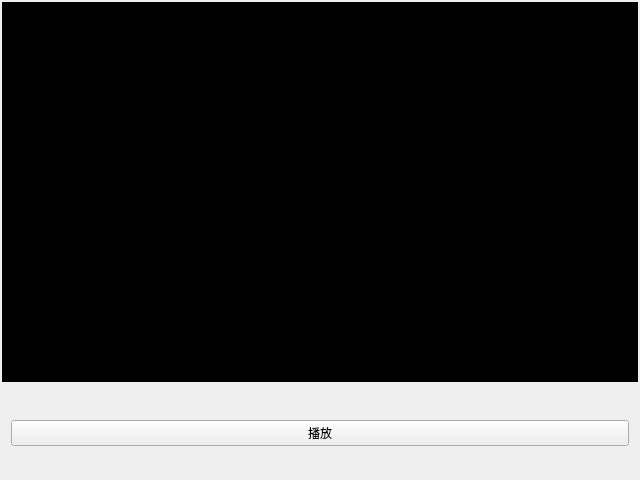
This is src/view/mediaplayer.ui in iMageChans/HalalCloud as Qt 5 draws it before an edit. The edited form follows.
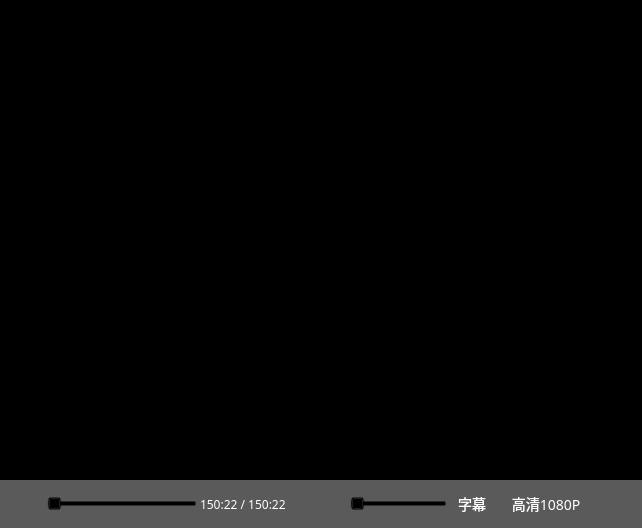
This is the edited form. Icons and pictures are not drawn.

```diff
--- a/src/view/mediaplayer.ui
+++ b/src/view/mediaplayer.ui
@@ -6,45 +6,51 @@
    <rect>
     <x>0</x>
     <y>0</y>
-    <width>640</width>
-    <height>480</height>
+    <width>642</width>
+    <height>528</height>
    </rect>
   </property>
   <property name="minimumSize">
    <size>
-    <width>640</width>
-    <height>480</height>
+    <width>642</width>
+    <height>482</height>
    </size>
   </property>
   <property name="windowTitle">
    <string>Form</string>
   </property>
   <layout class="QVBoxLayout" name="verticalLayout_2">
+   <property name="spacing">
+    <number>0</number>
+   </property>
    <property name="leftMargin">
-    <number>1</number>
+    <number>0</number>
    </property>
    <property name="topMargin">
-    <number>1</number>
+    <number>0</number>
    </property>
    <property name="rightMargin">
-    <number>1</number>
+    <number>0</number>
    </property>
    <property name="bottomMargin">
-    <number>1</number>
+    <number>0</number>
    </property>
    <item>
     <layout class="QVBoxLayout" name="verticalLayout">
+     <property name="spacing">
+      <number>0</number>
+     </property>
      <property name="leftMargin">
-      <number>1</number>
+      <number>0</number>
      </property>
      <property name="topMargin">
-      <number>1</number>
+      <number>0</number>
      </property>
      <property name="rightMargin">
-      <number>1</number>
+      <number>0</number>
      </property>
      <property name="bottomMargin">
-      <number>1</number>
+      <number>0</number>
      </property>
      <item>
       <widget class="QWidget" name="videoWidget" native="true">
@@ -55,19 +61,384 @@
      </item>
      <item>
       <widget class="QWidget" name="widget_2" native="true">
+       <property name="minimumSize">
+        <size>
+         <width>0</width>
+         <height>48</height>
+        </size>
+       </property>
        <property name="maximumSize">
         <size>
          <width>16777215</width>
-         <height>90</height>
+         <height>48</height>
         </size>
        </property>
+       <property name="styleSheet">
+        <string notr="true">background: #5A5A5A;</string>
+       </property>
        <layout class="QVBoxLayout" name="verticalLayout_4">
+        <property name="spacing">
+         <number>0</number>
+        </property>
+        <property name="leftMargin">
+         <number>0</number>
+        </property>
+        <property name="topMargin">
+         <number>0</number>
+        </property>
+        <property name="rightMargin">
+         <number>0</number>
+        </property>
+        <property name="bottomMargin">
+         <number>0</number>
+        </property>
         <item>
-         <layout class="QVBoxLayout" name="verticalLayout_3">
+         <layout class="QHBoxLayout" name="horizontalLayout_2">
+          <property name="spacing">
+           <number>3</number>
+          </property>
           <item>
-           <widget class="QPushButton" name="pushButton">
+           <widget class="QPushButton" name="Player">
+            <property name="minimumSize">
+             <size>
+              <width>44</width>
+              <height>46</height>
+             </size>
+            </property>
+            <property name="maximumSize">
+             <size>
+              <width>44</width>
+              <height>46</height>
+             </size>
+            </property>
+            <property name="styleSheet">
+             <string notr="true">background:rgba(0, 0, 0,0);
+border:none;
+font-family: PingFangSC-Regular;
+font-size: 18px;
+color: #FFFFFF;
+text-align: center;</string>
+            </property>
             <property name="text">
-             <string>播放</string>
+             <string/>
+            </property>
+            <property name="icon">
+             <iconset resource="../resource.qrc">
+              <normaloff>:/image/assets/Palyer.png</normaloff>:/image/assets/Palyer.png</iconset>
+            </property>
+            <property name="iconSize">
+             <size>
+              <width>41</width>
+              <height>46</height>
+             </size>
+            </property>
+           </widget>
+          </item>
+          <item>
+           <widget class="QWidget" name="widget_3" native="true">
+            <property name="styleSheet">
+             <string notr="true">background:rgba(0, 0, 0,0);</string>
+            </property>
+            <layout class="QVBoxLayout" name="verticalLayout_7">
+             <property name="spacing">
+              <number>0</number>
+             </property>
+             <property name="leftMargin">
+              <number>0</number>
+             </property>
+             <property name="topMargin">
+              <number>0</number>
+             </property>
+             <property name="rightMargin">
+              <number>0</number>
+             </property>
+             <property name="bottomMargin">
+              <number>0</number>
+             </property>
+             <item>
+              <layout class="QVBoxLayout" name="verticalLayout_6">
+               <property name="spacing">
+                <number>0</number>
+               </property>
+               <item>
+                <widget class="QWidget" name="widget_4" native="true">
+                 <property name="minimumSize">
+                  <size>
+                   <width>0</width>
+                   <height>12</height>
+                  </size>
+                 </property>
+                 <property name="maximumSize">
+                  <size>
+                   <width>16777215</width>
+                   <height>12</height>
+                  </size>
+                 </property>
+                </widget>
+               </item>
+               <item>
+                <widget class="QSlider" name="VideoSlider">
+                 <property name="minimumSize">
+                  <size>
+                   <width>150</width>
+                   <height>22</height>
+                  </size>
+                 </property>
+                 <property name="styleSheet">
+                  <string notr="true">background:rgba(0,0,0,0)</string>
+                 </property>
+                 <property name="orientation">
+                  <enum>Qt::Horizontal</enum>
+                 </property>
+                </widget>
+               </item>
+               <item>
+                <widget class="QWidget" name="widget_5" native="true">
+                 <property name="minimumSize">
+                  <size>
+                   <width>0</width>
+                   <height>10</height>
+                  </size>
+                 </property>
+                </widget>
+               </item>
+              </layout>
+             </item>
+            </layout>
+           </widget>
+          </item>
+          <item>
+           <widget class="QLabel" name="Timer">
+            <property name="minimumSize">
+             <size>
+              <width>100</width>
+              <height>46</height>
+             </size>
+            </property>
+            <property name="maximumSize">
+             <size>
+              <width>100</width>
+              <height>46</height>
+             </size>
+            </property>
+            <property name="styleSheet">
+             <string notr="true">font-family: PingFangSC-Medium;
+font-size: 12px;
+color: #FFFFFF;
+text-align: left;
+background:rgba(0, 0, 0,0);</string>
+            </property>
+            <property name="text">
+             <string>150:22 / 150:22</string>
+            </property>
+           </widget>
+          </item>
+          <item>
+           <widget class="QPushButton" name="pushButton_2">
+            <property name="minimumSize">
+             <size>
+              <width>44</width>
+              <height>46</height>
+             </size>
+            </property>
+            <property name="maximumSize">
+             <size>
+              <width>44</width>
+              <height>46</height>
+             </size>
+            </property>
+            <property name="styleSheet">
+             <string notr="true">background:rgba(0, 0, 0,0);
+border:none;
+font-family: PingFangSC-Regular;
+font-size: 18px;
+color: #FFFFFF;
+text-align: center;</string>
+            </property>
+            <property name="text">
+             <string/>
+            </property>
+            <property name="icon">
+             <iconset resource="../resource.qrc">
+              <normaloff>:/image/assets/audio.png</normaloff>:/image/assets/audio.png</iconset>
+            </property>
+            <property name="iconSize">
+             <size>
+              <width>42</width>
+              <height>39</height>
+             </size>
+            </property>
+           </widget>
+          </item>
+          <item>
+           <widget class="QWidget" name="widget" native="true">
+            <property name="minimumSize">
+             <size>
+              <width>50</width>
+              <height>46</height>
+             </size>
+            </property>
+            <property name="maximumSize">
+             <size>
+              <width>120</width>
+              <height>46</height>
+             </size>
+            </property>
+            <property name="styleSheet">
+             <string notr="true">background:rgba(0, 0, 0,0);</string>
+            </property>
+            <layout class="QVBoxLayout" name="verticalLayout_5">
+             <property name="spacing">
+              <number>0</number>
+             </property>
+             <property name="leftMargin">
+              <number>0</number>
+             </property>
+             <property name="topMargin">
+              <number>0</number>
+             </property>
+             <property name="rightMargin">
+              <number>0</number>
+             </property>
+             <property name="bottomMargin">
+              <number>0</number>
+             </property>
+             <item>
+              <layout class="QVBoxLayout" name="verticalLayout_3">
+               <property name="spacing">
+                <number>0</number>
+               </property>
+               <item>
+                <widget class="QWidget" name="widget_6" native="true">
+                 <property name="minimumSize">
+                  <size>
+                   <width>0</width>
+                   <height>12</height>
+                  </size>
+                 </property>
+                 <property name="maximumSize">
+                  <size>
+                   <width>16777215</width>
+                   <height>12</height>
+                  </size>
+                 </property>
+                </widget>
+               </item>
+               <item>
+                <widget class="QSlider" name="AudioSlider">
+                 <property name="minimumSize">
+                  <size>
+                   <width>50</width>
+                   <height>22</height>
+                  </size>
+                 </property>
+                 <property name="maximumSize">
+                  <size>
+                   <width>150</width>
+                   <height>22</height>
+                  </size>
+                 </property>
+                 <property name="orientation">
+                  <enum>Qt::Horizontal</enum>
+                 </property>
+                </widget>
+               </item>
+               <item>
+                <widget class="QWidget" name="widget_7" native="true"/>
+               </item>
+              </layout>
+             </item>
+            </layout>
+           </widget>
+          </item>
+          <item>
+           <widget class="QPushButton" name="Subtitle">
+            <property name="minimumSize">
+             <size>
+              <width>44</width>
+              <height>46</height>
+             </size>
+            </property>
+            <property name="maximumSize">
+             <size>
+              <width>44</width>
+              <height>46</height>
+             </size>
+            </property>
+            <property name="styleSheet">
+             <string notr="true">font-family: PingFangSC-Medium;
+font-size: 14px;
+color: #FFFFFF;
+text-align: center;
+background:rgba(0, 0, 0,0);
+border:none;</string>
+            </property>
+            <property name="text">
+             <string> 字幕 </string>
+            </property>
+           </widget>
+          </item>
+          <item>
+           <widget class="QPushButton" name="Resolution">
+            <property name="minimumSize">
+             <size>
+              <width>98</width>
+              <height>46</height>
+             </size>
+            </property>
+            <property name="maximumSize">
+             <size>
+              <width>98</width>
+              <height>46</height>
+             </size>
+            </property>
+            <property name="styleSheet">
+             <string notr="true">font-family: PingFangSC-Medium;
+font-size: 14px;
+color: #FFFFFF;
+text-align: center;
+background:rgba(0, 0, 0,0);
+border:none;</string>
+            </property>
+            <property name="text">
+             <string>   高清1080P   </string>
+            </property>
+           </widget>
+          </item>
+          <item>
+           <widget class="QPushButton" name="Big">
+            <property name="minimumSize">
+             <size>
+              <width>44</width>
+              <height>46</height>
+             </size>
+            </property>
+            <property name="maximumSize">
+             <size>
+              <width>44</width>
+              <height>46</height>
+             </size>
+            </property>
+            <property name="styleSheet">
+             <string notr="true">background:rgba(0, 0, 0,0);
+border:none;
+font-family: PingFangSC-Regular;
+font-size: 18px;
+color: #FFFFFF;
+text-align: center;</string>
+            </property>
+            <property name="text">
+             <string/>
+            </property>
+            <property name="icon">
+             <iconset resource="../resource.qrc">
+              <normaloff>:/image/assets/Shape.png</normaloff>:/image/assets/Shape.png</iconset>
+            </property>
+            <property name="iconSize">
+             <size>
+              <width>39</width>
+              <height>44</height>
+             </size>
             </property>
            </widget>
           </item>
```
Left out of the diff: 7 changed lines with no effect on the pictures.
